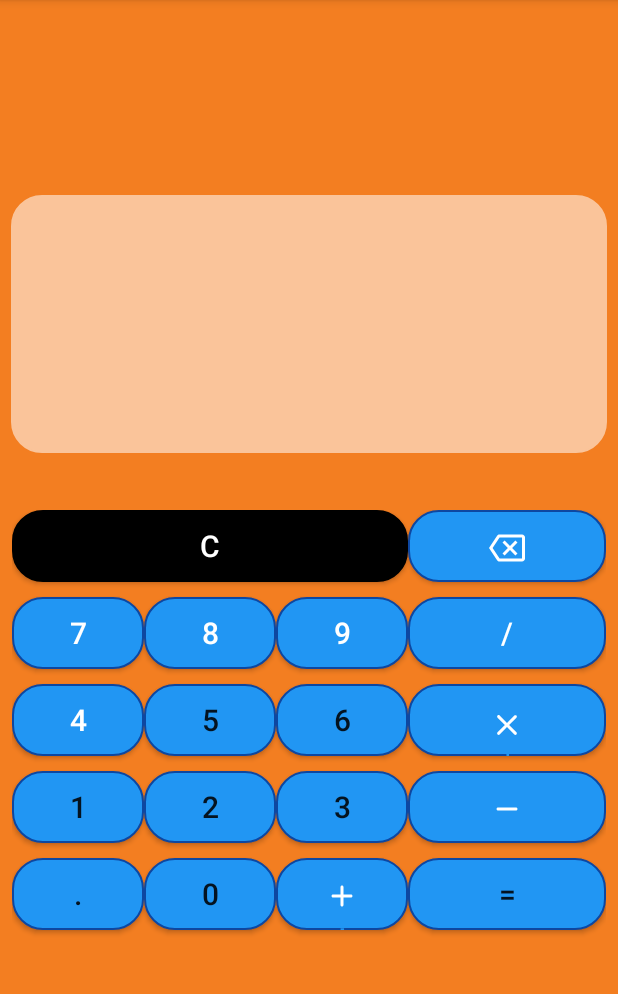
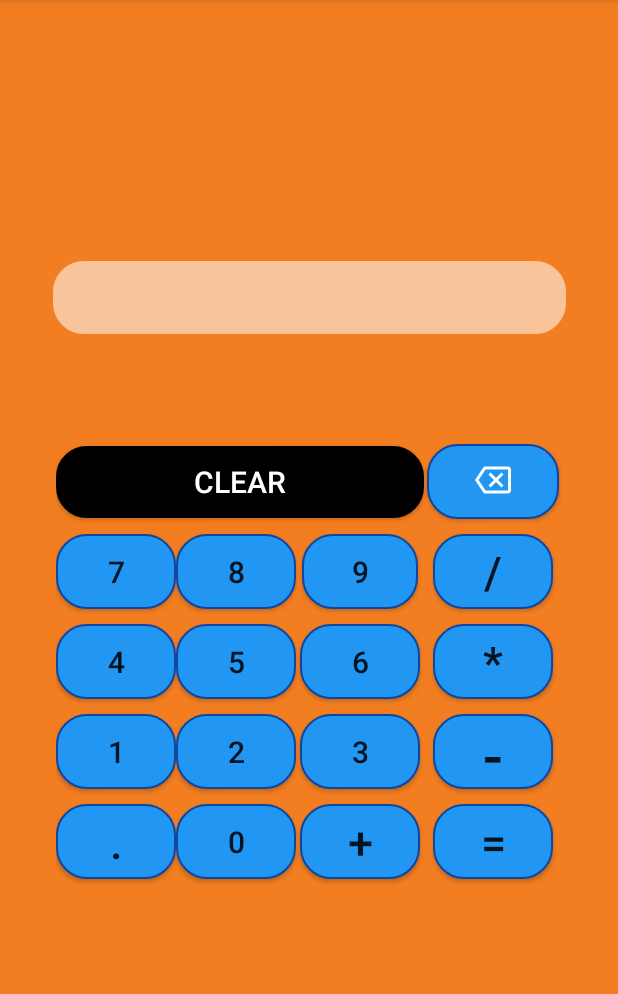
Before and after one commit to manasgupta01/CodeClause_Calculator, an Android app: the screen it shows after launch (MainActivity), on a phone screen of 412 x 824 dp, the part 84-1078 px from its top. Run offline under Robolectric (Android 15) with nearby library versions, the phone set to English and light mode, and no system bars.

Commit message:
hi this is all

```diff
--- a/app/src/main/java/com/example/calculator/MainActivity.java
+++ b/app/src/main/java/com/example/calculator/MainActivity.java
@@ -80,7 +80,7 @@ public class MainActivity extends AppCompatActivity implements View.OnClickListe
                     Toast.makeText(getApplicationContext(),"type something",Toast.LENGTH_SHORT).show();
                 }
                 else {
-                    if (currentText.substring(currentText.length() - 1).equals("/") || currentText.substring(currentText.length() - 1).equals("*") || currentText.substring(currentText.length() - 1).equals("+") || currentText.substring(currentText.length() - 1).equals("-") || currentText.substring(currentText.length() - 1).equals(".")) {
+                    if (checkOperators(currentText)||currentText.substring(currentText.length() - 1).equals("/") || currentText.substring(currentText.length() - 1).equals("*") || currentText.substring(currentText.length() - 1).equals("+") || currentText.substring(currentText.length() - 1).equals("-") || currentText.substring(currentText.length() - 1).equals(".")) {
                         Toast.makeText(getApplicationContext(), "Invalid Input", Toast.LENGTH_SHORT).show();
                     } else {
                         // Evaluate the expression using BODMAS rule
@@ -95,6 +95,31 @@ public class MainActivity extends AppCompatActivity implements View.OnClickListe
                 displayTextView.setText(currentText + buttonText);
                 break;
         }
+    }
+
+    public static boolean checkOperators(String str) {
+        if (str.length() < 2) {
+            return false;
+        }
+        char firstChar = str.charAt(0);
+        if (isOperator(firstChar)) {
+            return true;
+        }
+        char prevChar = firstChar;
+        for (int i = 1; i < str.length(); i++) {
+            char currChar = str.charAt(i);
+            if (!Character.isDigit(currChar) && !Character.isWhitespace(currChar) && !isOperator(currChar)) {
+                return true;
+            }
+            if (isOperator(prevChar) && isOperator(currChar)) {
+                return true;
+            }
+            prevChar = currChar;
+        }
+        return false;
+    }
+    private static boolean isOperator(char c) {
+        return c == '+' || c == '-' || c == '*' || c == '/';
     }
 
     private static boolean isDigit(char c) {
--- a/app/src/main/res/layout/activity_main.xml
+++ b/app/src/main/res/layout/activity_main.xml
@@ -3,19 +3,20 @@
     xmlns:app="http://schemas.android.com/apk/res-auto"
     xmlns:tools="http://schemas.android.com/tools"
     android:layout_width="match_parent"
-    android:backgroundTint="#F37E21"
+    android:layout_height="match_parent"
     android:background="#F37E21"
-    android:layout_height="match_parent">
+    android:backgroundTint="#F37E21">
 
     <TextView
         android:id="@+id/displayTextView"
-        android:layout_width="397dp"
-        android:layout_height="172dp"
-        android:backgroundTint="#FAC49A"
-
+        android:layout_width="342dp"
+        android:layout_height="wrap_content"
         android:layout_marginTop="100dp"
         android:background="@drawable/rounded_corner"
+
+        android:backgroundTint="#FAC49A"
         android:gravity="end"
+        android:maxHeight="200dp"
         android:padding="8dp"
         android:textColor="@color/black"
         android:textSize="24sp"
@@ -28,220 +29,253 @@
 
     <GridLayout
         android:id="@+id/gridLayout"
-        android:layout_width="match_parent"
-        android:layout_height="wrap_content"
+        android:layout_width="338dp"
+        android:layout_height="298dp"
 
         android:layout_below="@id/displayTextView"
         android:layout_marginBottom="100dp"
         android:columnCount="4"
-        android:padding="8dp"
+
         android:rowCount="5"
         app:layout_constraintBottom_toBottomOf="parent"
         app:layout_constraintEnd_toEndOf="parent"
-        app:layout_constraintHorizontal_bias="0.0"
+        app:layout_constraintHorizontal_bias="0.5"
         app:layout_constraintStart_toStartOf="parent"
         app:layout_constraintTop_toBottomOf="@+id/displayTextView"
         app:layout_constraintVertical_bias="1.0">
 
         <Button
             android:id="@+id/buttonClear"
+            android:layout_width="245dp"
+            android:layout_height="wrap_content"
             android:layout_rowSpan="1"
+            android:layout_columnSpan="3"
+            android:layout_gravity="center"
+            android:layout_marginBottom="10dp"
+            android:background="@drawable/rounded_button"
             android:backgroundTint="@color/black"
-            android:layout_columnSpan="3"
-            android:layout_gravity="fill"
-            android:layout_marginBottom="10dp"
-
-            android:background="@drawable/rounded_button"
-            android:text="C"
+            android:text="CLEAR"
             android:textColor="@color/white"
             android:textSize="20sp" />
 
 
         <Button
             android:id="@+id/buttonCloseParenthesis"
-            android:layout_width="124dp"
-            android:layout_height="37dp"
-            android:paddingTop="13dp"
-            android:layout_gravity="fill"
+            android:layout_height="50dp"
+            android:layout_gravity="center"
             android:layout_marginBottom="10dp"
+            android:layout_weight="1"
             android:background="@drawable/rounded_button"
             android:drawableTop="@drawable/ic_twotone_backspace_24"
-            android:textColor="@color/white"
+            android:paddingTop="12dp"
             android:textSize="20sp" />
+
         <Button
             android:id="@+id/button7"
-            android:layout_gravity="fill"
+            android:layout_width="80dp"
+            android:layout_height="50dp"
+            android:layout_gravity="center"
             android:layout_marginBottom="10dp"
+            android:layout_weight="1"
             android:background="@drawable/rounded_button"
             android:text="7"
-            android:textColor="@color/white"
+
+
             android:textSize="20sp" />
+
         <Button
             android:id="@+id/button8"
-            android:layout_gravity="fill"
+            android:layout_width="80dp"
+            android:layout_height="50dp"
+            android:layout_gravity="center"
             android:layout_marginBottom="10dp"
+            android:layout_weight="1"
+            android:background="@drawable/rounded_button"
+            android:text="8"
+
+
+            android:textSize="20sp" />
+
+        <Button
+            android:id="@+id/button9"
+            android:layout_width="77dp"
+            android:layout_height="50dp"
+            android:layout_gravity="center"
+            android:layout_marginBottom="10dp"
+            android:layout_weight="1"
             android:background="@drawable/rounded_button"
 
-            android:text="8"
-            android:textColor="@color/white"
+            android:text="9"
             android:textSize="20sp" />
-        <Button
-            android:id="@+id/button9"
-            android:layout_gravity="fill"
-            android:layout_marginBottom="10dp"
-            android:background="@drawable/rounded_button"
-            android:text="9"
-            android:textColor="@color/white"
-            android:textSize="20sp" />
+
         <Button
             android:id="@+id/buttonDivide"
-            android:layout_gravity="fill"
+            android:layout_width="80dp"
+            android:layout_height="50dp"
+            android:layout_gravity="center"
             android:layout_marginBottom="10dp"
+            android:layout_weight="1"
             android:background="@drawable/rounded_button"
             android:text="/"
-            android:textColor="@color/white"
-            android:textSize="20sp" />
 
 
-
-
-
+            android:textSize="30sp" />
 
 
         <Button
             android:id="@+id/button4"
-            android:layout_gravity="fill"
+            android:layout_width="80dp"
+            android:layout_height="50dp"
+            android:layout_gravity="center"
             android:layout_marginBottom="10dp"
+            android:layout_weight="1"
             android:background="@drawable/rounded_button"
             android:text="4"
-            android:textColor="@color/white"
+
+
             android:textSize="20sp" />
 
         <Button
             android:id="@+id/button5"
-            android:layout_width="0dp"
-            android:layout_height="wrap_content"
-            android:layout_gravity="fill"
+            android:layout_width="80dp"
+            android:layout_height="50dp"
+            android:layout_gravity="center"
             android:layout_marginBottom="10dp"
             android:layout_weight="1"
             android:background="@drawable/rounded_button"
             android:text="5"
+
+
             android:textSize="20sp" />
 
         <Button
             android:id="@+id/button6"
-            android:layout_width="0dp"
-            android:layout_height="wrap_content"
-            android:layout_gravity="fill"
+            android:layout_width="80dp"
+            android:layout_height="50dp"
+            android:layout_gravity="center"
             android:layout_marginBottom="10dp"
             android:layout_weight="1"
             android:background="@drawable/rounded_button"
             android:text="6"
-            android:textSize="20sp" />
-        <Button
-            android:id="@+id/buttonMultiply"
-            android:layout_gravity="fill"
-            android:layout_height="20dp"
-            android:layout_marginBottom="10dp"
-            android:background="@drawable/rounded_button"
-            android:gravity="center"
-            android:paddingTop="15dp"
-            android:drawableTop="@drawable/ic_round_clear_24"
-            android:text="*"
-            android:textColor="#2196F3"
+
+
             android:textSize="20sp" />
 
         <Button
+            android:id="@+id/buttonMultiply"
+            android:layout_width="80dp"
+            android:layout_height="50dp"
+            android:layout_gravity="center"
+            android:layout_marginBottom="10dp"
+            android:layout_weight="1"
+            android:background="@drawable/rounded_button"
+            android:text="*"
+
+
+            android:textSize="30sp" />
+
+        <Button
             android:id="@+id/button1"
-            android:layout_width="0dp"
-            android:layout_height="wrap_content"
-            android:layout_gravity="fill"
+            android:layout_width="80dp"
+            android:layout_height="50dp"
+            android:layout_gravity="center"
             android:layout_marginBottom="10dp"
             android:layout_weight="1"
             android:background="@drawable/rounded_button"
             android:text="1"
+
+
             android:textSize="20sp" />
 
         <Button
             android:id="@+id/button2"
-            android:layout_width="0dp"
-            android:layout_height="wrap_content"
-            android:layout_gravity="fill"
+            android:layout_width="80dp"
+            android:layout_height="50dp"
+            android:layout_gravity="center"
             android:layout_marginBottom="10dp"
             android:layout_weight="1"
             android:background="@drawable/rounded_button"
             android:text="2"
+
+
             android:textSize="20sp" />
 
         <Button
             android:id="@+id/button3"
-            android:layout_width="0dp"
-            android:layout_height="wrap_content"
-            android:layout_gravity="fill"
+            android:layout_width="80dp"
+            android:layout_height="50dp"
+            android:layout_gravity="center"
             android:layout_marginBottom="10dp"
             android:layout_weight="1"
             android:background="@drawable/rounded_button"
             android:text="3"
+
+
             android:textSize="20sp" />
+
         <Button
             android:id="@+id/buttonSubtract"
-            android:layout_width="3dp"
-            android:layout_height="17dp"
-            android:layout_gravity="fill"
+            android:layout_width="80dp"
+            android:layout_height="50dp"
+            android:layout_gravity="center"
             android:layout_marginBottom="10dp"
-            android:textColor="#2196F3"
-            android:paddingTop="13dp"
-            android:drawableTop="@drawable/ic_round_remove_24"
             android:layout_weight="1"
             android:background="@drawable/rounded_button"
             android:text="-"
-            android:textSize="20sp" />
 
+
+            android:textSize="40sp" />
 
         <Button
             android:id="@+id/buttonDecimal"
-            android:layout_width="0dp"
-            android:layout_height="wrap_content"
-            android:layout_gravity="fill"
+            android:layout_width="80dp"
+            android:layout_height="50dp"
+            android:layout_gravity="center"
             android:layout_marginBottom="10dp"
             android:layout_weight="1"
             android:background="@drawable/rounded_button"
             android:text="."
-            android:textSize="20sp" />
+
+
+            android:textSize="30sp" />
+
         <Button
             android:id="@+id/button0"
-            android:layout_width="0dp"
-            android:layout_height="wrap_content"
-            android:layout_gravity="fill"
+            android:layout_width="80dp"
+            android:layout_height="50dp"
+            android:layout_gravity="center"
             android:layout_marginBottom="10dp"
-            android:layout_weight="2"
+            android:layout_weight="1"
             android:background="@drawable/rounded_button"
             android:text="0"
+
+
             android:textSize="20sp" />
 
         <Button
             android:id="@+id/buttonAdd"
-            android:layout_width="0dp"
-            android:layout_height="17dp"
-            android:layout_gravity="fill"
+            android:layout_width="80dp"
+            android:layout_height="50dp"
+            android:layout_gravity="center"
             android:layout_marginBottom="10dp"
             android:layout_weight="1"
-            android:drawableTop="@drawable/ic_round_add_24"
             android:background="@drawable/rounded_button"
-            android:textColor="#2196F3"
-            android:paddingTop="13dp"
             android:text="+"
-            android:textSize="20sp" />
+
+
+            android:textSize="30sp" />
 
         <Button
             android:id="@+id/buttonEquals"
-            android:layout_width="0dp"
-            android:layout_height="wrap_content"
-            android:layout_gravity="fill"
+            android:layout_width="80dp"
+            android:layout_height="50dp"
+            android:layout_gravity="center"
             android:layout_marginBottom="10dp"
             android:layout_weight="1"
             android:background="@drawable/rounded_button"
             android:text="="
-            android:textSize="20sp" />
+
+
+            android:textSize="30sp" />
     </GridLayout>
 </androidx.constraintlayout.widget.ConstraintLayout>
```
